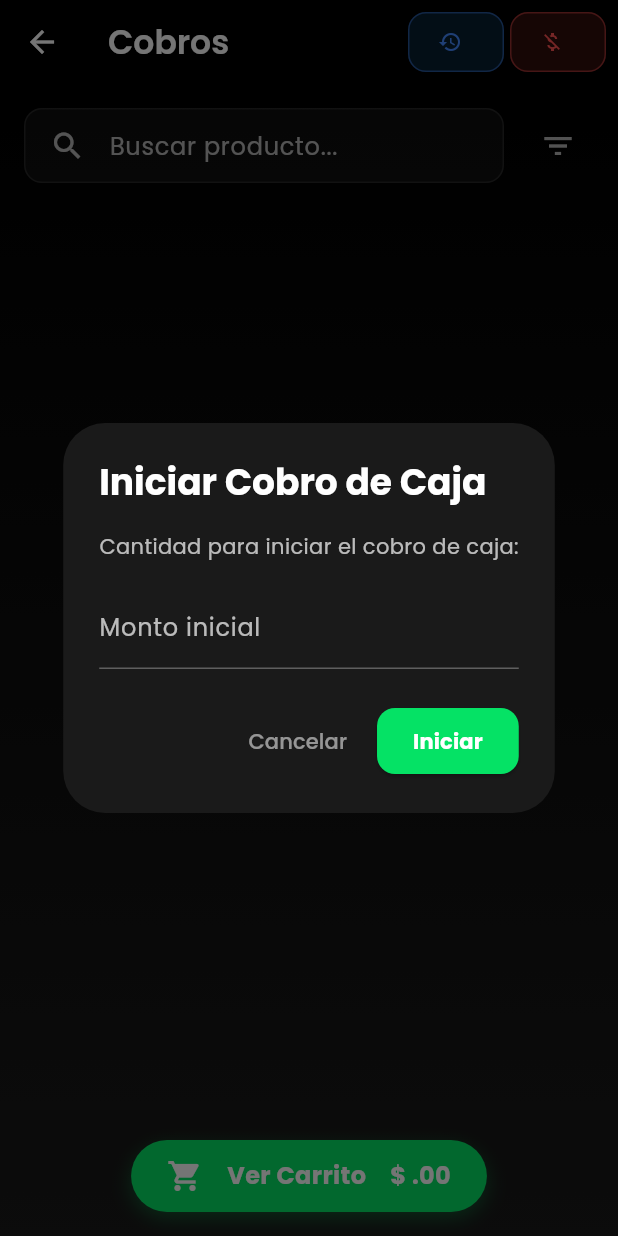
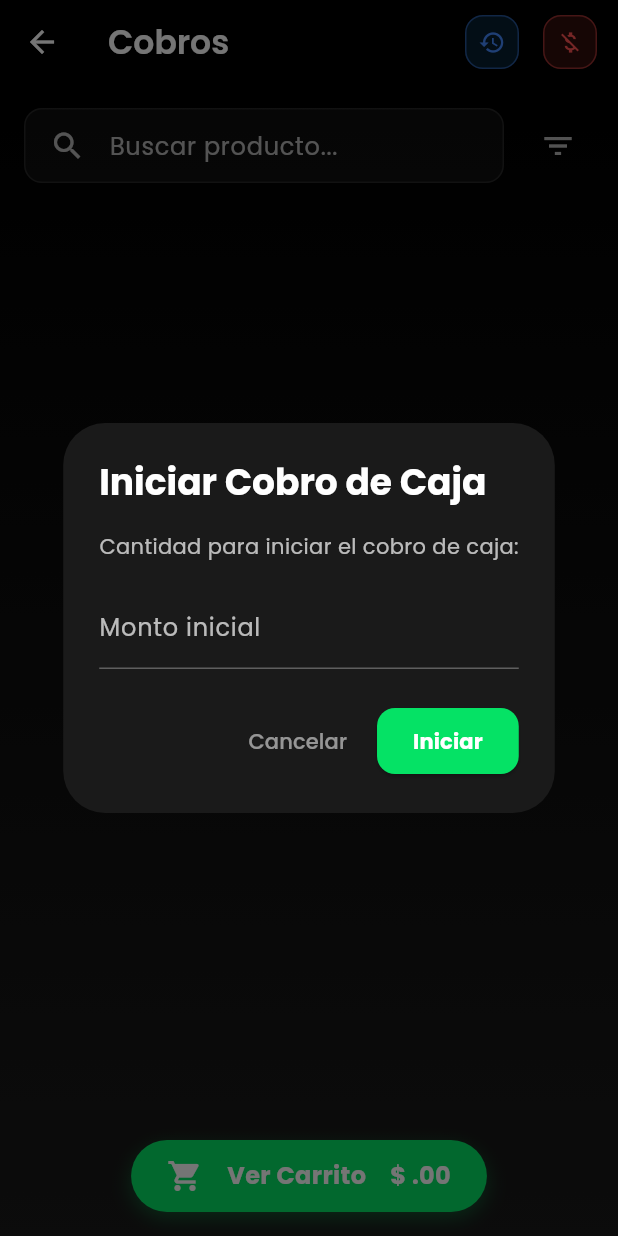
Before and after one commit to urielromero-fs/Frontend-PV, a Flutter app: the PaymentsScreen screen opened directly, on a phone screen of 412 x 824 dp. Run offline on Flutter 3.47's test engine with Material 3 defaults, Android fonts, the phone set to English and light mode, and no system bars; our stand-ins replace diacritic, google_fonts, pdf, printing, shared_preferences; missing offline and left inert: dart:js_util, mobile_scanner; accounts and stored records are empty; network calls fail.

Commit message:
change ui in mobil

```diff
--- a/lib/features/sales/screens/payments_screen.dart
+++ b/lib/features/sales/screens/payments_screen.dart
@@ -556,11 +556,11 @@ class _PaymentsScreenState extends State<PaymentsScreen>
               style: GoogleFonts.poppins(fontWeight: FontWeight.w600),
             ),
             if (_isRegisterOpen) ...[
-              const SizedBox(width: 16),
+              SizedBox(width: isMobile ? 8 : 16),
               Container(
-                padding: const EdgeInsets.symmetric(
-                  horizontal: 12,
-                  vertical: 4,
+                padding: EdgeInsets.symmetric(
+                  horizontal: isMobile ? 8 : 12,
+                  vertical: isMobile ? 8 : 4,
                 ),
                 decoration: BoxDecoration(
                   color: const Color(0xFF05e265).withOpacity(0.2),
@@ -569,7 +569,9 @@ class _PaymentsScreenState extends State<PaymentsScreen>
                     color: const Color(0xFF05e265).withOpacity(0.5),
                   ),
                 ),
-                child: Text(
+                child: isMobile
+                    ? const Icon(Icons.point_of_sale, color: Color(0xFF05e265), size: 16)
+                    : Text(
                         'Caja Abierta',
                         style: GoogleFonts.poppins(
                           color: const Color(0xFF05e265),
@@ -594,50 +596,82 @@ class _PaymentsScreenState extends State<PaymentsScreen>
           if (_isRegisterOpen)
             Padding(
               padding: EdgeInsets.only(right: isMobile ? 4.0 : 8.0),
-              child: ElevatedButton.icon(
+              child: isMobile
+                  ? ElevatedButton(
                       onPressed: _showCloseRegisterDialog,
-                icon: const Icon(Icons.lock_outline, size: 16),
-                label: isMobile
-                    ? const Text('')
-                    : const Text('Cerrar Operación'),
                       style: ElevatedButton.styleFrom(
                         backgroundColor: Colors.orange.withOpacity(0.2),
                         foregroundColor: Colors.orange,
                         elevation: 0,
                         side: BorderSide(color: Colors.orange.withOpacity(0.5)),
-                  padding: isMobile ? const EdgeInsets.all(8) : null,
+                        padding: EdgeInsets.zero,
+                        minimumSize: const Size(36, 36),
+                      ),
+                      child: const Icon(Icons.lock_outline, size: 18),
+                    )
+                  : ElevatedButton.icon(
+                      onPressed: _showCloseRegisterDialog,
+                      icon: const Icon(Icons.lock_outline, size: 16),
+                      label: const Text('Cerrar Operación'),
+                      style: ElevatedButton.styleFrom(
+                        backgroundColor: Colors.orange.withOpacity(0.2),
+                        foregroundColor: Colors.orange,
+                        elevation: 0,
+                        side: BorderSide(color: Colors.orange.withOpacity(0.5)),
                       ),
                     ),
             ),
           Padding(
             padding: EdgeInsets.only(right: isMobile ? 4.0 : 8.0),
-            child: ElevatedButton.icon(
+            child: isMobile
+                ? ElevatedButton(
                     onPressed: _showSalesHistoryDialog,
-              icon: const Icon(Icons.history, size: 16),
-              label: isMobile ? const Text('') : const Text('Historial'),
                     style: ElevatedButton.styleFrom(
                       backgroundColor: Colors.blue.withOpacity(0.2),
                       foregroundColor: Colors.blueAccent,
                       elevation: 0,
                       side: BorderSide(color: Colors.blueAccent.withOpacity(0.5)),
-                padding: isMobile ? const EdgeInsets.all(8) : null,
+                      padding: EdgeInsets.zero,
+                      minimumSize: const Size(36, 36),
+                    ),
+                    child: const Icon(Icons.history, size: 18),
+                  )
+                : ElevatedButton.icon(
+                    onPressed: _showSalesHistoryDialog,
+                    icon: const Icon(Icons.history, size: 16),
+                    label: const Text('Historial'),
+                    style: ElevatedButton.styleFrom(
+                      backgroundColor: Colors.blue.withOpacity(0.2),
+                      foregroundColor: Colors.blueAccent,
+                      elevation: 0,
+                      side: BorderSide(color: Colors.blueAccent.withOpacity(0.5)),
                     ),
                   ),
           ),
           Padding(
             padding: EdgeInsets.only(right: isMobile ? 8.0 : 16.0),
-            child: ElevatedButton.icon(
+            child: isMobile
+                ? ElevatedButton(
                     onPressed: _showWithdrawalDialog,
-              icon: const Icon(Icons.money_off, size: 16),
-              label: isMobile
-                  ? const Text('')
-                  : const Text('Salida de efectivo'),
                     style: ElevatedButton.styleFrom(
                       backgroundColor: Colors.red.withOpacity(0.2),
                       foregroundColor: Colors.redAccent,
                       elevation: 0,
                       side: BorderSide(color: Colors.redAccent.withOpacity(0.5)),
-                padding: isMobile ? const EdgeInsets.all(8) : null,
+                      padding: EdgeInsets.zero,
+                      minimumSize: const Size(36, 36),
+                    ),
+                    child: const Icon(Icons.money_off, size: 18),
+                  )
+                : ElevatedButton.icon(
+                    onPressed: _showWithdrawalDialog,
+                    icon: const Icon(Icons.money_off, size: 16),
+                    label: const Text('Salida de efectivo'),
+                    style: ElevatedButton.styleFrom(
+                      backgroundColor: Colors.red.withOpacity(0.2),
+                      foregroundColor: Colors.redAccent,
+                      elevation: 0,
+                      side: BorderSide(color: Colors.redAccent.withOpacity(0.5)),
                     ),
                   ),
           ),
@@ -708,7 +742,7 @@ class _PaymentsScreenState extends State<PaymentsScreen>
             // Products Grid
             Expanded(
               child: ListView.separated(
-                padding: const EdgeInsets.only(bottom: 80),
+                padding: const EdgeInsets.only(bottom: 120),
                 itemCount: filteredProducts.length,
                 separatorBuilder: (context, index) => const SizedBox(height: 8),
                 itemBuilder: (context, index) {
@@ -1329,7 +1363,7 @@ class _PaymentsScreenState extends State<PaymentsScreen>
           builder: (context, setModalState) {
              _currentModalSetState = setModalState;
             return Container(
-              height: MediaQuery.of(context).size.height * 0.8,
+              height: MediaQuery.of(context).size.height * 0.9,
               decoration: const BoxDecoration(
                 color: Color(0xFF1a1a1a),
                 borderRadius: BorderRadius.vertical(top: Radius.circular(20)),
@@ -1362,12 +1396,28 @@ class _PaymentsScreenState extends State<PaymentsScreen>
                                   fontWeight: FontWeight.bold,
                                 ),
                               ),
+                              Row(
+                                children: [
+                                  if (currentTicket.items.isNotEmpty)
+                                    TextButton.icon(
+                                      onPressed: () {
+                                        setModalState(() {
+                                          currentTicket.items.clear();
+                                          _calculateTotals();
+                                        });
+                                        setState(() {});
+                                      },
+                                      icon: const Icon(Icons.delete_sweep, color: Colors.redAccent, size: 20),
+                                      label: Text('Vaciar', style: GoogleFonts.poppins(color: Colors.redAccent)),
+                                    ),
                                   IconButton(
                                     icon: const Icon(
                                       Icons.close,
                                       color: Colors.white70,
                                     ),
                                     onPressed: () => Navigator.pop(context),
+                                  ),
+                                ],
                               ),
                             ],
                           ),
@@ -2195,11 +2245,11 @@ class _PaymentsScreenState extends State<PaymentsScreen>
     required bool isActive,
     required VoidCallback onTap,
   }) {
-    return InkWell(
+    return Expanded(
+      child: InkWell(
         onTap: onTap,
         child: Container(
-        width: 100, // Increased from 85 to 100
-        padding: const EdgeInsets.symmetric(vertical: 12),
+          padding: const EdgeInsets.symmetric(vertical: 12, horizontal: 4),
           decoration: BoxDecoration(
             color: isActive ? const Color(0xFF05e265).withOpacity(0.2) : Colors.white.withAlpha(13),
             borderRadius: BorderRadius.circular(12),
@@ -2209,14 +2259,17 @@ class _PaymentsScreenState extends State<PaymentsScreen>
             ),
           ),
           child: Column(
+            mainAxisSize: MainAxisSize.min,
             children: [
               Icon(
                 icon,
                 color: isActive ? const Color(0xFF05e265) : Colors.white70,
-              size: 28, // Increased from 24
+                size: 24, // reduced slightly to fit smaller screens
               ),
               const SizedBox(height: 8),
-            Text(
+              FittedBox(
+                fit: BoxFit.scaleDown,
+                child: Text(
                   label,
                   style: GoogleFonts.poppins(
                     color: isActive ? Colors.white : Colors.white70,
@@ -2224,7 +2277,9 @@ class _PaymentsScreenState extends State<PaymentsScreen>
                     fontWeight: isActive ? FontWeight.bold : FontWeight.normal,
                   ),
                 ),
-          ],
+              ),
+            ],
+          ),
         ),
       ),
     );
```
Also changed, not shown: lib/features/home/screens/home_screen.dart (+9 -0 lines), lib/features/inventory/screens/inventory_screen.dart (+50 -2 lines), lib/features/sales/widgets/cart_item_widget.dart (+16 -10 lines), pubspec.lock. Lines whose indentation alone changed are shown as unchanged.
